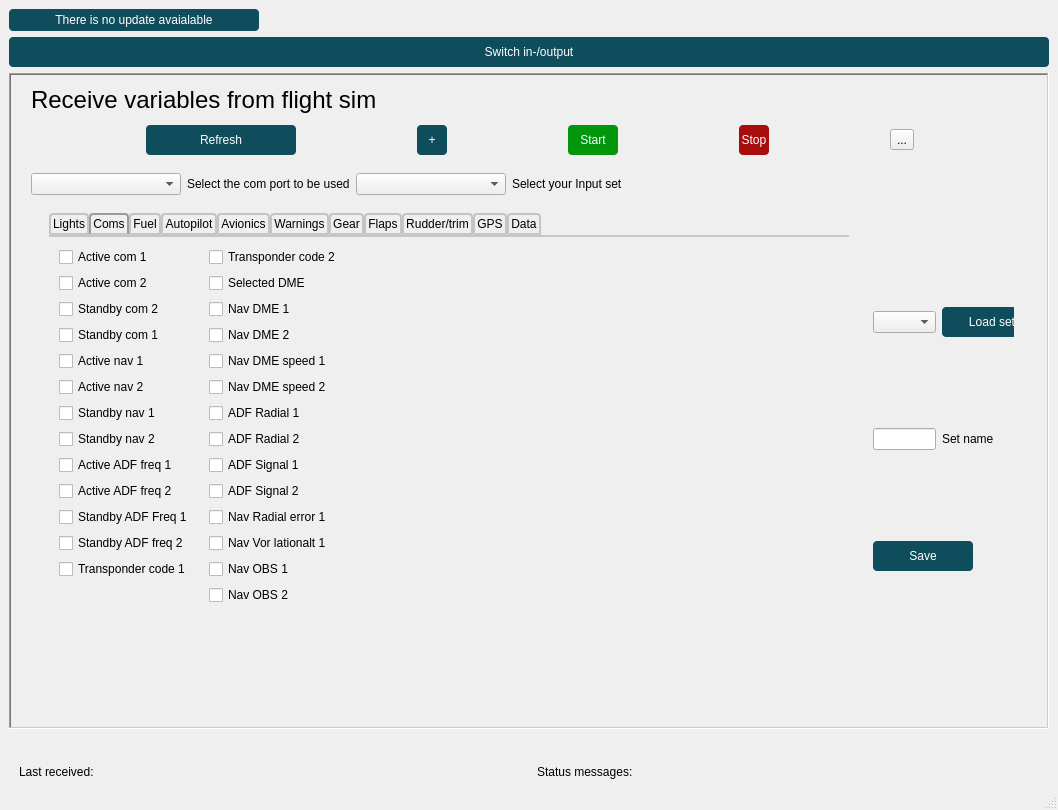
BitsAndDroids/Bits-and-Droids-flight-connector, file mainwindow.ui: the form before one commit.
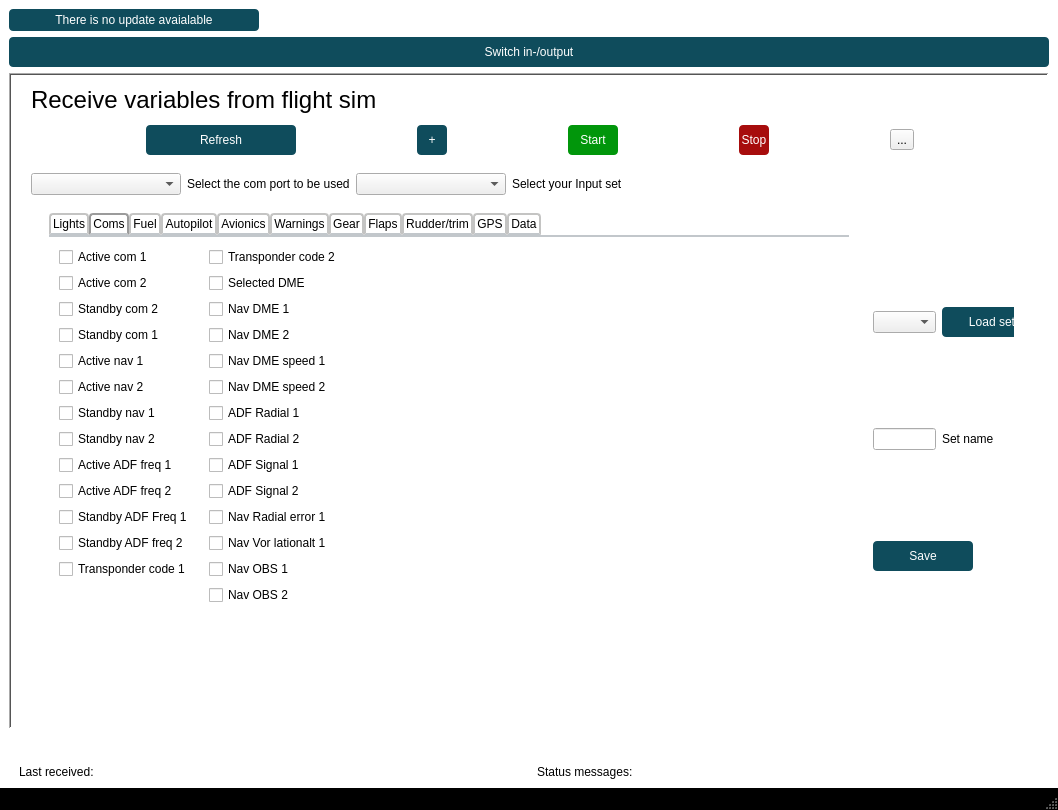
The form after the commit. The open tabs and pages were chosen to show the change. Icons and pictures are not drawn.

Commit message: First start revamping the main screen.

```diff
--- a/mainwindow.ui
+++ b/mainwindow.ui
@@ -18,13 +18,35 @@
   </property>
   <property name="styleSheet">
    <string notr="true">QApp{
-	background-color: rgb(50, 50, 50)
+	background-color: rgb(0, 0, 0);
 }
+#connectionPage{
+background-color: rgb(255, 255, 255);
+}
+QWidget#MainWindow{
+background-color: rgb(0, 0, 0);
+}
+QWidget#centralwidget{
+	background-color: rgb(255, 255, 255);
+}
+QWidget#stackedWidget{
+background-color: rgb(255, 255, 255);
+}
+#page{
+background-color: rgb(255, 255, 255);
+}
+#Input{
+background-color: rgb(255, 255, 255);
+}
+#Output{
+background-color: rgb(255, 255, 255);
+}
+
 QTabWidget::tab-bar {
 
 }
 QFrame{
-   border-color:#000
+   border-color:#000;
 }
 QPushButton{
 	background-color: #0f4c5c;
@@ -2502,8 +2524,8 @@
                  <rect>
                   <x>10</x>
                   <y>10</y>
-                  <width>141</width>
-                  <height>378</height>
+                  <width>144</width>
+                  <height>423</height>
                  </rect>
                 </property>
                 <property name="styleSheet">
@@ -2624,7 +2646,7 @@
                   <x>160</x>
                   <y>10</y>
                   <width>160</width>
-                  <height>402</height>
+                  <height>471</height>
                  </rect>
                 </property>
                 <layout class="QFormLayout" name="formLayout_11">
```
Left out of the diff: 36 changed lines with no effect on the pictures. The commit also changes 18 other files.
